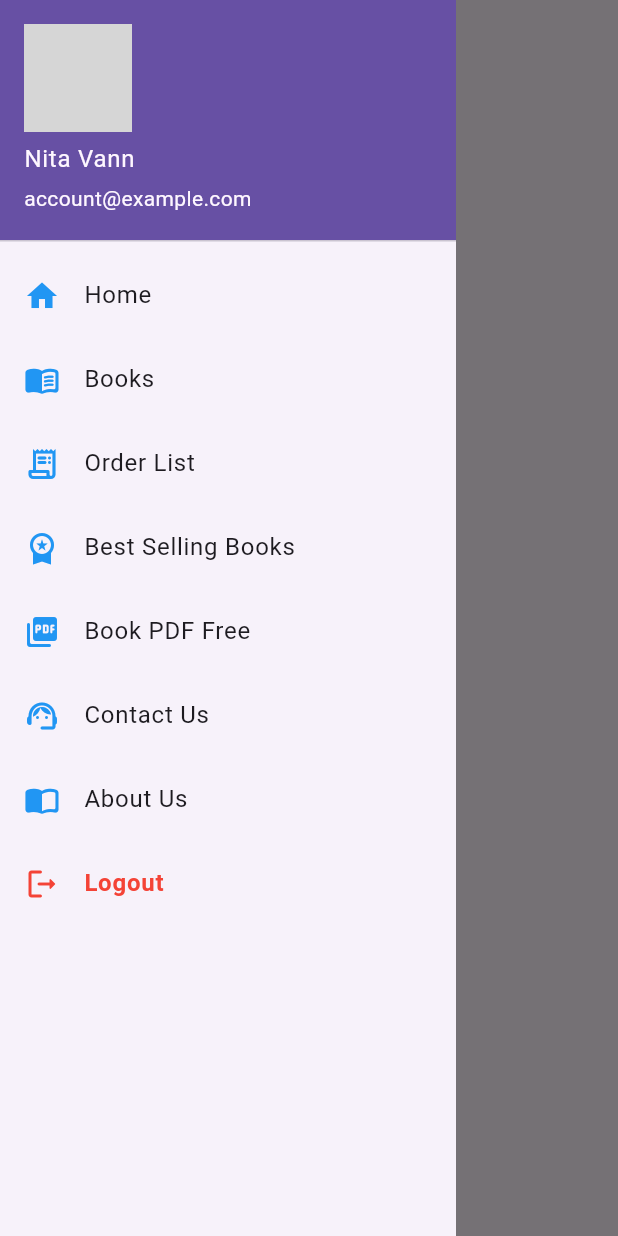
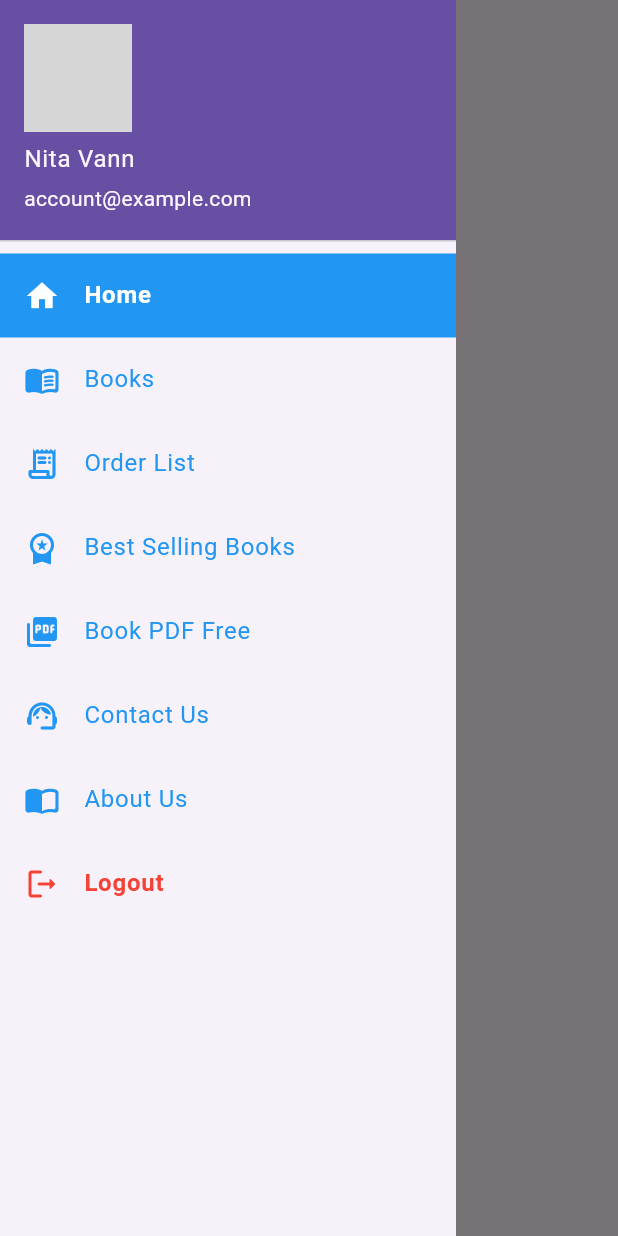
Before and after one commit to MengHor77/mobile_assignment_year4, a Flutter app: the HomeView screen opened directly, with the side drawer open, on a phone screen of 412 x 824 dp. Run offline on Flutter 3.47's test engine with Material 3 defaults, Android fonts, the phone set to English and light mode, and no system bars; network calls fail; grey boxes are pictures that could not be loaded.

Commit message:
fix : active

```diff
--- a/lib/widgets/app_sidebar.dart
+++ b/lib/widgets/app_sidebar.dart
@@ -2,7 +2,8 @@ import 'package:flutter/material.dart';
 import 'package:mobile_year4/screens/login_view.dart';
 
 class AppSidebar extends StatelessWidget {
-  const AppSidebar({super.key});
+  final String currentRoute;
+  const AppSidebar({super.key, this.currentRoute = 'Home'});
 
   @override
   Widget build(BuildContext context) {
@@ -11,7 +12,7 @@ class AppSidebar extends StatelessWidget {
       child: ListView(
         padding: EdgeInsets.zero,
         children: [
-          // 1. Header
+          // 1. Sidebar Header
           const UserAccountsDrawerHeader(
             accountName: Text('Nita Vann'),
             accountEmail: Text('account@example.com'),
@@ -22,26 +23,16 @@ class AppSidebar extends StatelessWidget {
             ),
           ),
 
-          // 2. Main Menu Items
-          _buildMenuItem(context, Icons.home, 'Home'),
-          _buildMenuItem(context, Icons.menu_book_rounded, 'Books'),
-          _buildMenuItem(context, Icons.receipt_long_rounded, 'Order List'),
-          _buildMenuItem(
-            context,
-            Icons.workspace_premium,
-            'Best Selling Books',
-          ),
-          _buildMenuItem(
-            context,
-            Icons.picture_as_pdf_rounded,
-            'Book PDF Free',
-          ),
-          _buildMenuItem(context, Icons.support_agent_rounded, 'Contact Us'),
-          _buildMenuItem(context, Icons.import_contacts_rounded, 'About Us'),
+          // 2. Navigation Menu Items
+          _HoverableMenuItem(title: 'Home', icon: Icons.home, isActive: currentRoute == 'Home'),
+          _HoverableMenuItem(title: 'Books', icon: Icons.menu_book_rounded, isActive: currentRoute == 'Books'),
+          _HoverableMenuItem(title: 'Order List', icon: Icons.receipt_long_rounded, isActive: currentRoute == 'Order List'),
+          _HoverableMenuItem(title: 'Best Selling Books', icon: Icons.workspace_premium, isActive: currentRoute == 'Best Selling Books'),
+          _HoverableMenuItem(title: 'Book PDF Free', icon: Icons.picture_as_pdf_rounded, isActive: currentRoute == 'Book PDF Free'),
+          _HoverableMenuItem(title: 'Contact Us', icon: Icons.support_agent_rounded, isActive: currentRoute == 'Contact Us'),
+          _HoverableMenuItem(title: 'About Us', icon: Icons.import_contacts_rounded, isActive: currentRoute == 'About Us'),
 
-          // I removed the Divider() from here
-
-          // 3. Logout Item
+          // 3. Logout Item (Standard ListTile)
           ListTile(
             leading: const Icon(Icons.logout_rounded, color: Colors.red),
             title: const Text(
@@ -61,14 +52,67 @@ class AppSidebar extends StatelessWidget {
       ),
     );
   }
+}
 
-  Widget _buildMenuItem(BuildContext context, IconData icon, String title) {
-    return ListTile(
-      leading: Icon(icon, color: Colors.blue),
-      title: Text(title),
-      onTap: () {
-        Navigator.pop(context);
-      },
+// --- Helper Widget to Handle Hover/Active States with If-Else ---
+class _HoverableMenuItem extends StatefulWidget {
+  final String title;
+  final IconData icon;
+  final bool isActive;
+
+  const _HoverableMenuItem({
+    required this.title,
+    required this.icon,
+    required this.isActive,
+  });
+
+  @override
+  State<_HoverableMenuItem> createState() => _HoverableMenuItemState();
+}
+
+class _HoverableMenuItemState extends State<_HoverableMenuItem> {
+  bool isHovered = false;
+
+  @override
+  Widget build(BuildContext context) {
+    // Variables to hold the colors determined by our If-Else logic
+    Color currentTileColor;
+    Color contentColor;
+
+    // Background Color Logic
+    if (widget.isActive) {
+      currentTileColor = Colors.blue;
+    } else if (isHovered) {
+      currentTileColor = Colors.green.withValues(alpha: 0.3);
+    } else {
+      currentTileColor = Colors.transparent;
+    }
+
+    // Icon and Text Color Logic
+    if (widget.isActive || isHovered) {
+      contentColor = Colors.white;
+    } else {
+      contentColor = Colors.blue;
+    }
+
+    return MouseRegion(
+      onEnter: (event) => setState(() => isHovered = true),
+      onExit: (event) => setState(() => isHovered = false),
+      child: ListTile(
+        tileColor: currentTileColor,
+        leading: Icon(widget.icon, color: contentColor),
+        title: Text(
+          widget.title,
+          style: TextStyle(
+            color: contentColor,
+            fontWeight: widget.isActive ? FontWeight.bold : FontWeight.normal,
+          ),
+        ),
+        onTap: () {
+          Navigator.pop(context);
+          // Future navigation logic goes here
+        },
+      ),
     );
   }
 }
```
